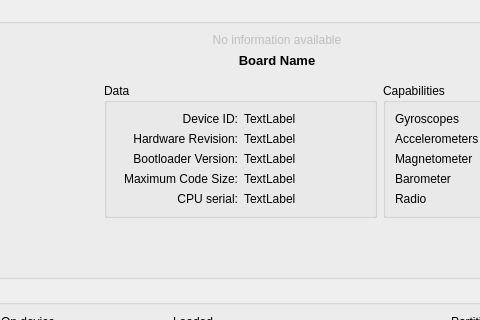
Above: ground/gcs/src/plugins/uploaderng/uploaderng.ui from TauLabs/TauLabs before the change; both pictures show x 134 to 614 and y 83 to 403 of the 822 by 638 pixel window. Below: the same form after it.
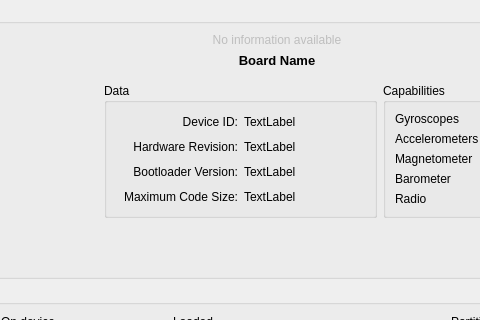
That is the form after the change. Icons and pictures are not drawn.

Commit message: GCS/Uploaderng Removed CPU serial from the UI

The edit to the form file:
```diff
--- a/ground/gcs/src/plugins/uploaderng/uploaderng.ui
+++ b/ground/gcs/src/plugins/uploaderng/uploaderng.ui
@@ -327,23 +327,6 @@
                       </property>
                      </widget>
                     </item>
-                    <item row="4" column="0">
-                     <widget class="QLabel" name="label_cpu_serial">
-                      <property name="text">
-                       <string>CPU serial:</string>
-                      </property>
-                      <property name="alignment">
-                       <set>Qt::AlignRight|Qt::AlignTrailing|Qt::AlignVCenter</set>
-                      </property>
-                     </widget>
-                    </item>
-                    <item row="4" column="1">
-                     <widget class="QLabel" name="cpuSerial_lbl">
-                      <property name="text">
-                       <string>TextLabel</string>
-                      </property>
-                     </widget>
-                    </item>
                    </layout>
                   </widget>
                  </item>
```
Left out of the diff: 14 changed lines with no effect on the pictures. The commit also changes 1 other file.
